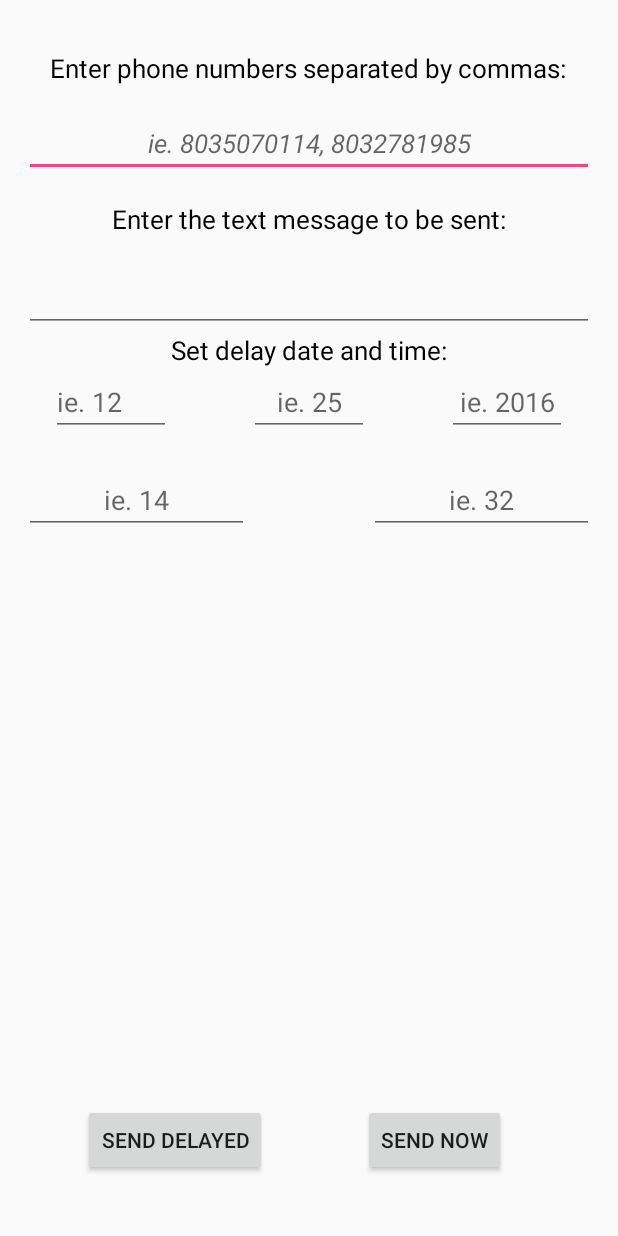
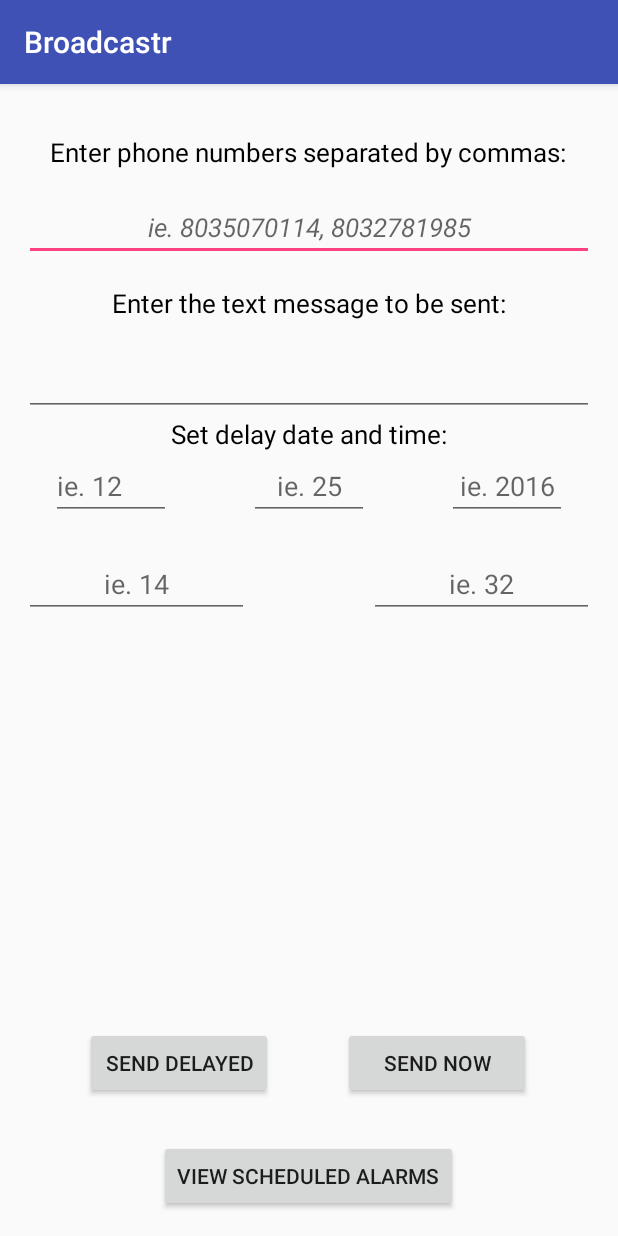
Before and after one commit to awardnasc/Broadcastr, an Android app: the screen it shows after launch (MainActivity), on a phone screen of 412 x 824 dp. Run offline under Robolectric (Android 15) with nearby library versions, the phone set to English and light mode, and no system bars; 3 statements that could not run were skipped.

Commit message:
Able to set multiple alarms now

```diff
--- a/app/src/main/AndroidManifest.xml
+++ b/app/src/main/AndroidManifest.xml
@@ -7,7 +7,7 @@
         android:icon="@mipmap/ic_launcher"
         android:label="@string/app_name"
         android:supportsRtl="true"
-        android:theme="@style/AppTheme">
+        android:theme="@style/Theme.AppCompat.Light.NoActionBar">
 
         <!--
      ATTENTION: This was auto-generated to add Google Play services to your project for
--- a/app/src/main/java/com/test/alexward/broadcastr/MainActivity.java
+++ b/app/src/main/java/com/test/alexward/broadcastr/MainActivity.java
@@ -1,7 +1,6 @@
 package com.test.alexward.broadcastr;
 
 import android.Manifest;
-import android.app.Activity;
 import android.app.AlarmManager;
 import android.app.PendingIntent;
 import android.content.Context;
@@ -9,6 +8,7 @@ import android.content.Intent;
 import android.net.Uri;
 import android.support.v4.app.ActivityCompat;
 import android.os.Bundle;
+import android.support.v7.app.AppCompatActivity;
 import android.telephony.SmsManager;
 import android.text.TextUtils;
 import android.util.Log;
@@ -30,7 +30,7 @@ import java.util.Calendar;
 import java.util.List;
 
 
-public class MainActivity extends Activity {
+public class MainActivity extends AppCompatActivity {
 
 
     public EditText phone, text, month, day, year, hour, minute;
@@ -49,6 +49,8 @@ public class MainActivity extends Activity {
 
         super.onCreate(savedInstanceState);
         setContentView(R.layout.activity_main);
+
+
 
         phone = (EditText) findViewById(R.id.editText);
         text = (EditText) findViewById(R.id.editText2);
@@ -135,9 +137,9 @@ public class MainActivity extends Activity {
         intentAlarm.putExtra("text", textMessage);
 
         AlarmManager alarmManager = (AlarmManager)getSystemService(Context.ALARM_SERVICE);
-
+        final int _id = (int) System.currentTimeMillis();
         alarmManager.set(AlarmManager.RTC_WAKEUP, cal.getTimeInMillis(),
-                PendingIntent.getBroadcast(this,1,intentAlarm, PendingIntent.FLAG_UPDATE_CURRENT));
+                PendingIntent.getBroadcast(this,_id,intentAlarm, PendingIntent.FLAG_UPDATE_CURRENT));
 
         Toast.makeText(this,"Text Scheduled", Toast.LENGTH_LONG).show();
     }
--- a/app/src/main/res/layout/activity_main.xml
+++ b/app/src/main/res/layout/activity_main.xml
@@ -1,6 +1,7 @@
 <?xml version="1.0" encoding="utf-8"?>
 <RelativeLayout xmlns:android="http://schemas.android.com/apk/res/android"
     xmlns:tools="http://schemas.android.com/tools"
+    xmlns:app="http://schemas.android.com/apk/res-auto"
     android:id="@+id/activity_main"
     android:layout_width="match_parent"
     android:layout_height="match_parent"
@@ -151,27 +152,37 @@
 
     <Button
         android:text="@string/sendDelayed"
-        android:layout_width="wrap_content"
+        android:layout_width="125dp"
         android:layout_height="wrap_content"
         android:id="@+id/button2"
         android:onClick="scheduleAlarm"
+        android:layout_marginLeft="23dp"
+        android:layout_marginStart="23dp"
         android:layout_alignBaseline="@+id/button"
         android:layout_alignBottom="@+id/button"
         android:layout_alignLeft="@+id/textView"
-        android:layout_alignStart="@+id/textView"
-        android:layout_marginLeft="22dp"
-        android:layout_marginStart="22dp" />
+        android:layout_alignStart="@+id/textView" />
+
+    <Button
+        android:text="@string/view_scheduled_alarms"
+        android:layout_width="wrap_content"
+        android:layout_height="wrap_content"
+        android:layout_alignParentBottom="true"
+        android:layout_centerHorizontal="true"
+        android:id="@+id/button4" />
 
     <Button
         android:text= "@string/sendButton"
-        android:layout_width="wrap_content"
+        android:layout_width="125dp"
         android:layout_height="wrap_content"
-        android:layout_marginBottom="24dp"
         android:id="@+id/button"
         android:clickable="true"
-        android:layout_alignParentBottom="true"
-        android:layout_alignRight="@+id/textView2"
-        android:layout_alignEnd="@+id/textView2" />
+        android:layout_marginRight="24dp"
+        android:layout_above="@+id/button4"
+        android:layout_alignRight="@+id/textView"
+        android:layout_alignEnd="@+id/textView"
+        android:layout_marginEnd="24dp"
+        android:layout_marginBottom="27dp" />
 
 
 </RelativeLayout>
--- a/app/src/main/res/values/strings.xml
+++ b/app/src/main/res/values/strings.xml
@@ -16,4 +16,5 @@
     <string name="ie_2016">ie. 2016</string>
     <string name="ie_25">ie. 25</string>
     <string name="ie_32">ie. 32</string>
+    <string name="view_scheduled_alarms">View Scheduled Alarms</string>
 </resources>
```
